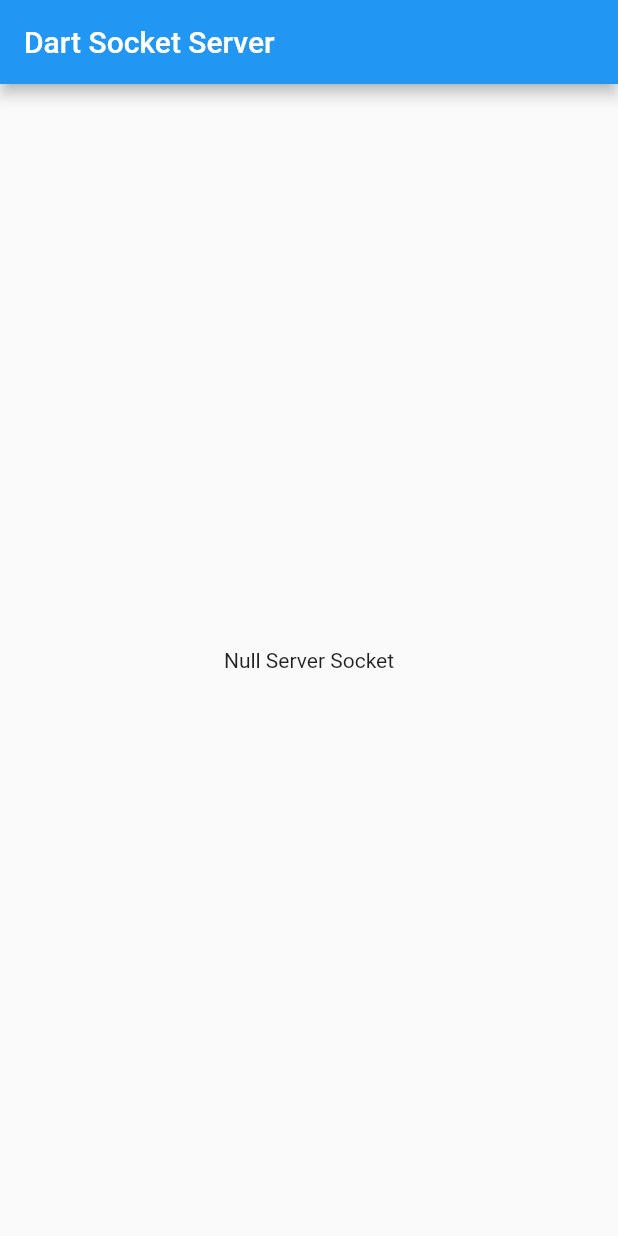
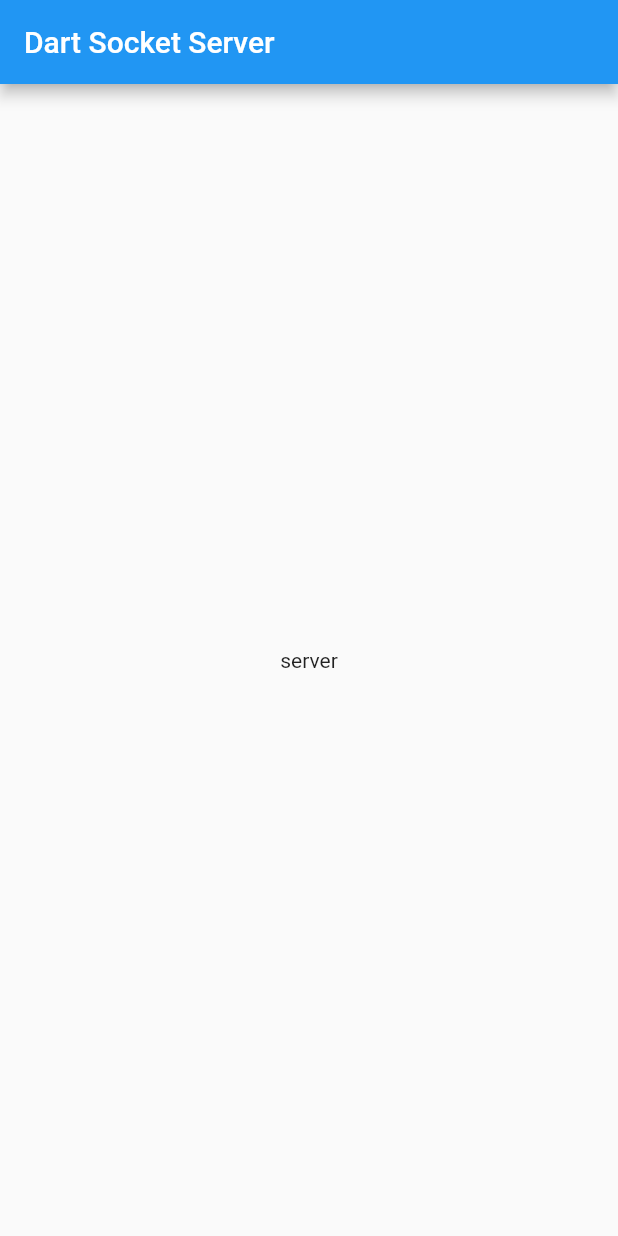
Before and after one commit to nickmeinhold/dart_socket_server, a Flutter app: the screen it shows after launch, on a phone screen of 412 x 824 dp. Run offline on Flutter 3.47's test engine with Material 2 defaults, Android fonts, the phone set to English and light mode, and no system bars.

Commit message:
Simplify down to just a basic socket connection
- replace socket class with minimal code to setup server
- remove UI and use print statements to debug

```diff
--- a/lib/dart_socket_server.dart
+++ b/lib/dart_socket_server.dart
@@ -1,30 +1,21 @@
-import 'dart:async';
+import 'dart:io';
 import 'dart:convert';
-import 'dart:io';
 
 class DartSocketServer {
-  ServerSocket _serverSocket;
-  StreamSubscription<Socket> _subscription;
-  Stream<String> _stream;
-  Socket _socket;
+  DartSocketServer() {
+    ServerSocket.bind(InternetAddress.anyIPv6, 7654).then((ServerSocket srv) {
+      print('serversocket is ready');
+      srv.listen(_handleClient);
+    }).catchError(print);
+  }
 
-  DartSocketServer();
-
-  Stream<String> get stream => _stream;
-  Socket get socket => _socket;
-
-  Future<ServerSocket> init() async {
-    // bind
-    _serverSocket = await ServerSocket.bind('0.0.0.0', 6677);
-
-    // listen
-    _subscription = _serverSocket.listen((socket) {
-      _socket = socket;
-      _stream = utf8.decoder.bind(socket);
-    }, onError: (dynamic error, StackTrace trace) {
-      print(error.toString());
-    });
-
-    return _serverSocket;
+  void _handleClient(Socket client) {
+    print('Connection from: '
+        '${client.remoteAddress.address}:${client.remotePort}');
+    // data from client:
+    utf8.decoder.bind(client).listen(print);
+    // data to client:
+    client.write("Hello from Simple Socket Server!\n");
+    client.close();
   }
 }
--- a/lib/main.dart
+++ b/lib/main.dart
@@ -35,31 +35,6 @@ class _MyHomePageState extends State<MyHomePage> {
   Widget build(BuildContext context) {
     return Scaffold(
         appBar: AppBar(title: Text('Dart Socket Server')),
-        body: Center(
-            child: FutureBuilder(
-          future: server.init(),
-          builder: (context, snapshot) {
-            if (snapshot == null) return Text('Server: Null Snapshot');
-            if (snapshot.error != null)
-              return Text('Server: Snapshot Error: ${snapshot.error}');
-            final serverSocket = snapshot.data as ServerSocket;
-            if (serverSocket == null) return Text('Null Server Socket');
-            return Column(
-              children: [
-                Text('address: ${serverSocket.address}'),
-                Text('port: ${serverSocket.port}'),
-                StreamBuilder(
-                  stream: server.stream,
-                  builder: (context, snapshot) {
-                    if (snapshot == null) return Text('Socket: Null Snapshot');
-                    if (snapshot.error != null)
-                      return Text('Socket Error: ${snapshot.error}');
-                    return Text(snapshot.data ?? 'null');
-                  },
-                ),
-              ],
-            );
-          },
-        )));
+        body: Center(child: Text('server')));
   }
 }
```
